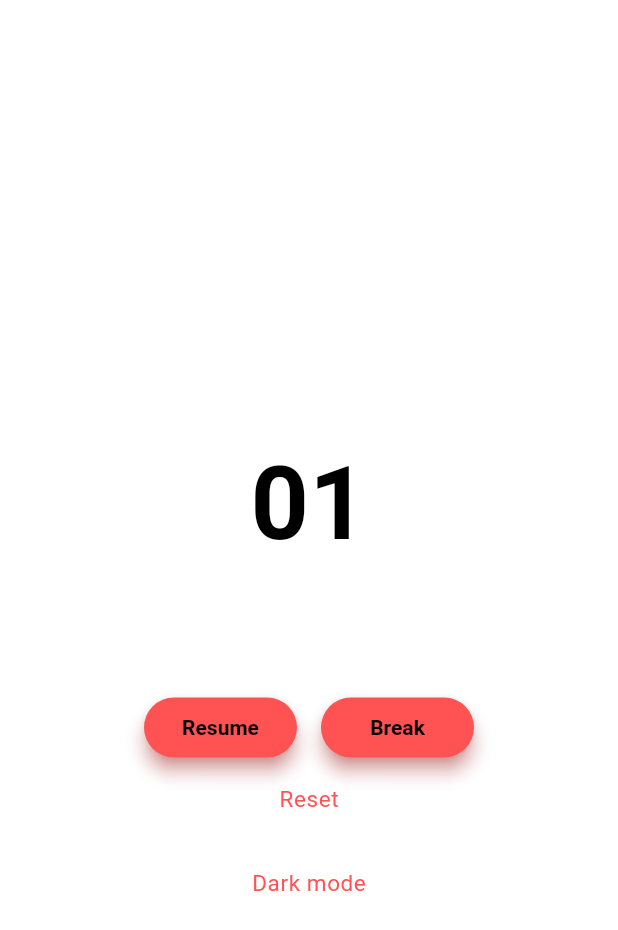
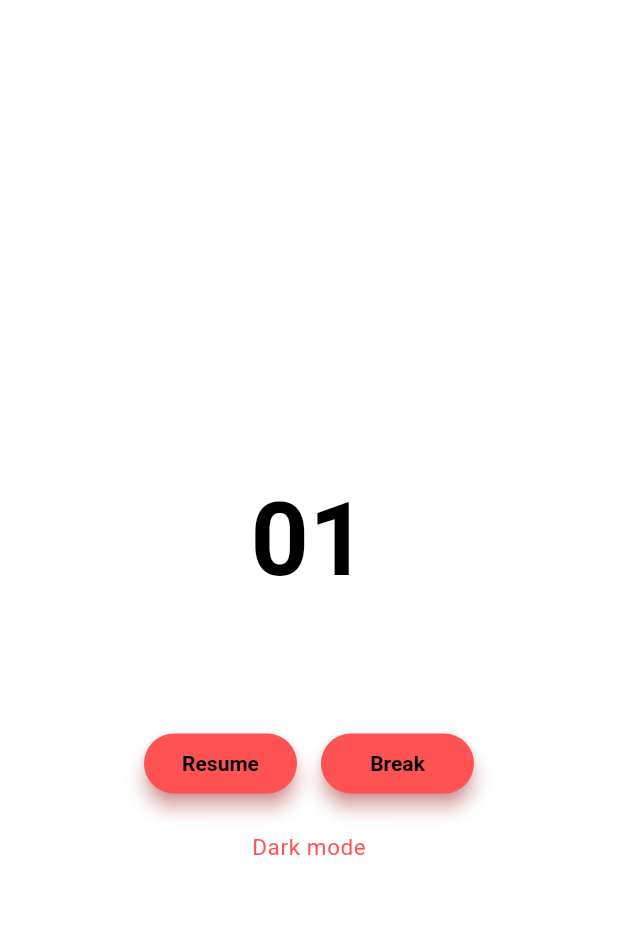
Before and after one commit to rapunschel/orodomop, a Flutter app: the screen it shows after launch, after a tap on "Start", after a tap on "Pause", on a phone screen of 412 x 824 dp. Shown: the top 930 px of the screen. Run offline on Flutter 3.47's test engine with Material 3 defaults, Android fonts, the light colour scheme and no system bars; drawn by our look-alikes of auto_size_text; our stand-ins replace flutter_local_notifications, flutter_timezone, permission_handler, shared_preferences, timezone; missing offline and left inert: flutter_foreground_task, glowy_borders.

Commit message:
Actual fix for the right buttons showing

```diff
--- a/lib/widgets/control_row/timer_control_row.dart
+++ b/lib/widgets/control_row/timer_control_row.dart
@@ -34,10 +34,15 @@ class TimerControlRow extends StatelessWidget {
               children: [
                 PauseOrResumeButton(),
                 SizedBox(width: 16),
-                values.breakTime > 0 ? EndBreakButton() : BreakButton(),
+                (values.breakTime > 0 && values.timerState.isIdle) ||
+                        values.timerState.isOnBreak
+                    ? EndBreakButton()
+                    : BreakButton(),
               ],
             ),
-            values.breakTime == 0 ? ResetButton() : SizedBox.shrink(),
+            values.breakTime == 0 && values.timerState.isOnFocus
+                ? ResetButton()
+                : SizedBox.shrink(),
           ],
         );
       },
```
